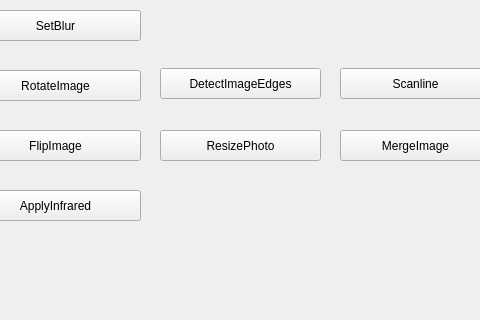
Old version of the form mainwindow.ui in the repository nouranragy/Assignment1-ImageFilters; both pictures show x 210 to 690 and y 280 to 600 of the 800 by 600 pixel window.
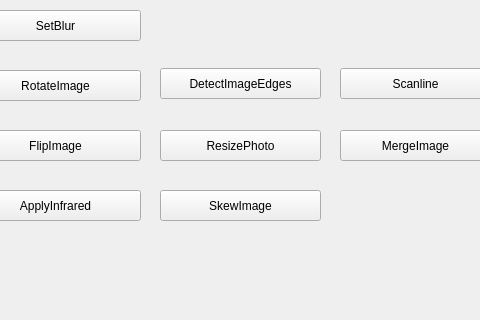
New version of the form.

Commit message: Buttons + skewFilter

Diff of the .ui file:
```diff
--- a/mainwindow.ui
+++ b/mainwindow.ui
@@ -241,6 +241,19 @@
      <string>SetBlur</string>
     </property>
    </widget>
+   <widget class="QPushButton" name="skewImage">
+    <property name="geometry">
+     <rect>
+      <x>370</x>
+      <y>470</y>
+      <width>161</width>
+      <height>31</height>
+     </rect>
+    </property>
+    <property name="text">
+     <string>SkewImage</string>
+    </property>
+   </widget>
   </widget>
   <widget class="QMenuBar" name="menubar">
    <property name="geometry">
```
The commit also changes 6 other files.
